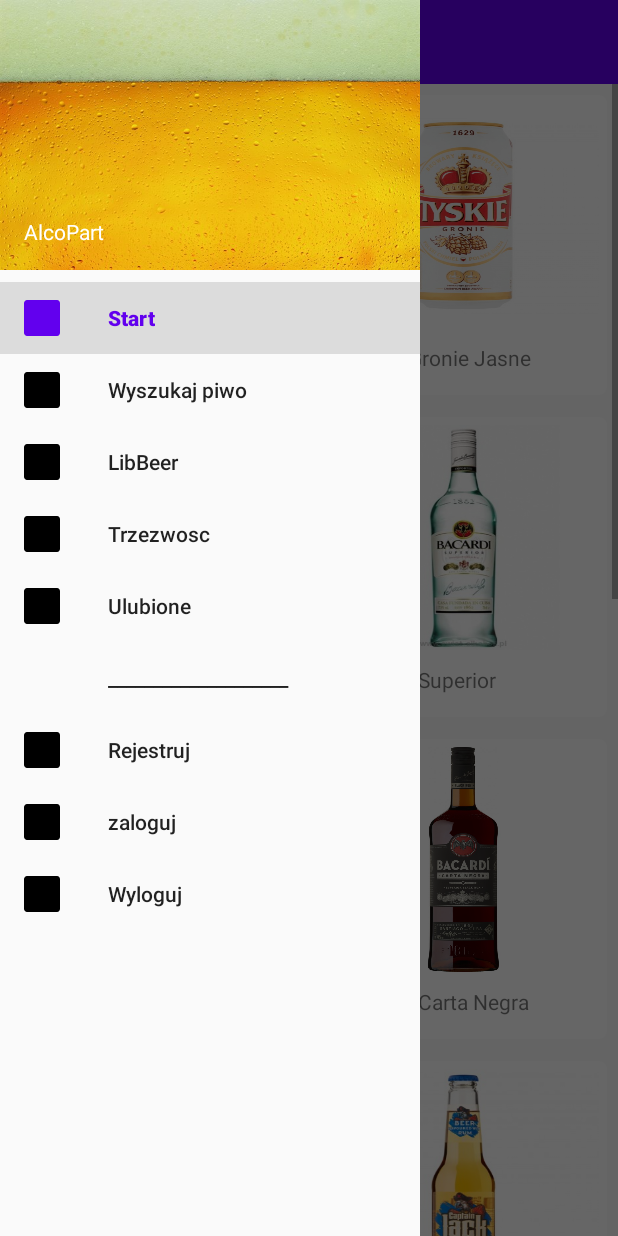
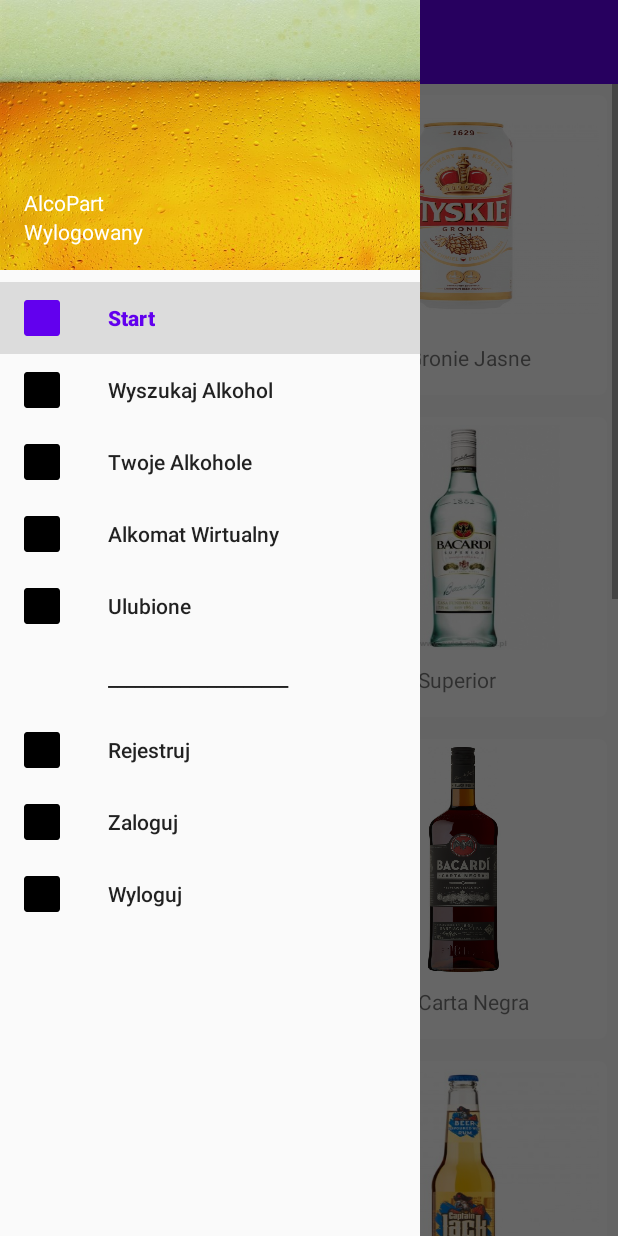
Before and after one commit to xkondix/AlcoPart, an Android app: the screen it shows after launch (MainActivity), with the side drawer open, on a phone screen of 412 x 824 dp. Run offline under Robolectric (Android 15) with nearby library versions, the phone set to English and light mode, and no system bars; our stand-ins replace Firebase (no records; nobody signed in at launch, a user with empty details on screens opened directly).

Commit message:
firebase 3

```diff
--- a/app/src/main/java/com/konradkowalczyk/alcopart/MainActivity.java
+++ b/app/src/main/java/com/konradkowalczyk/alcopart/MainActivity.java
@@ -2,6 +2,8 @@ package com.konradkowalczyk.alcopart;
 
 import android.os.Bundle;
 import android.view.MenuItem;
+import android.view.View;
+import android.widget.TextView;
 import android.widget.Toast;
 
 import androidx.annotation.NonNull;
@@ -28,6 +30,7 @@ public class MainActivity extends AppCompatActivity implements NavigationView.On
 
 
     private Toolbar toolbar;
+    private TextView status;
 
     @Override
     protected void onCreate(Bundle savedInstanceState) {
@@ -38,6 +41,7 @@ public class MainActivity extends AppCompatActivity implements NavigationView.On
         toolbar = (Toolbar) findViewById(R.id.toolbar);
         setSupportActionBar(toolbar);
 
+
         DrawerLayout drawerLayout = findViewById(R.id.drawer_layout);
         ActionBarDrawerToggle toggle = new ActionBarDrawerToggle(this,drawerLayout,toolbar,R.string.open,R.string.close);
         drawerLayout.addDrawerListener(toggle);
@@ -45,6 +49,13 @@ public class MainActivity extends AppCompatActivity implements NavigationView.On
 
         NavigationView navigationView = findViewById(R.id.navigator_view);
         navigationView.setNavigationItemSelectedListener(this);
+
+        //textview w nagłówku
+        View headerView = navigationView.getHeaderView(0);
+        status = (TextView) headerView.findViewById(R.id.status);
+        status.setText((User.iflog==true ? "Zalogowany" : "Wylogowany"));
+
+
 
 
         //stworzenie bazowego fragmentu
@@ -79,7 +90,7 @@ public class MainActivity extends AppCompatActivity implements NavigationView.On
                 fragment = new AlkoPercentFragment();
                 break;
             case R.id.rej:
-                fragment = new RegisterFragment();
+                fragment = new RegisterFragment(status);
                 break;
             case R.id.wyl:
                 if(User.iflog)
@@ -89,12 +100,13 @@ public class MainActivity extends AppCompatActivity implements NavigationView.On
                         auch.signOut();
                         User.iflog=false;
                         Toast.makeText(this, "Wylogowano", Toast.LENGTH_SHORT).show();
+                        status.setText((User.iflog==true ? "Zalogowany" : "Wylogowany"));
                     }catch (Exception e) {
                     }
                 }
                 break;
             case R.id.zal:
-                fragment = new LoginFragment();
+                fragment = new LoginFragment(status);
                 break;
             default:
                 fragment = new MainFragment();
--- a/app/src/main/res/layout/navigator_header.xml
+++ b/app/src/main/res/layout/navigator_header.xml
@@ -28,6 +28,13 @@
             android:textAppearance="@style/TextAppearance.AppCompat.Body1"
             />
 
+        <TextView
+            android:id="@+id/status"
+            android:layout_width="wrap_content"
+            android:layout_height="wrap_content"
+            android:textAppearance="@style/TextAppearance.AppCompat.Body1"
+            />
+
 
         </LinearLayout>
 
--- a/app/src/main/res/values/strings.xml
+++ b/app/src/main/res/values/strings.xml
@@ -4,10 +4,10 @@
     <!-- TODO: Remove or change this placeholder text -->
     <string name="hello_blank_fragment">Hello blank fragment</string>
     <string name="stronaG">Start</string>
-    <string name="klaser">LibBeer</string>
-    <string name="trzeFrag">Trzezwosc</string>
+    <string name="klaser">Twoje Alkohole</string>
+    <string name="trzeFrag">Alkomat Wirtualny</string>
     <string name="ulubioneFrag">Ulubione</string>
-    <string name="wyszukajFrag">Wyszukaj piwo</string>
+    <string name="wyszukajFrag">Wyszukaj Alkohol</string>
     <string name="open">open</string>
     <string name="close">close</string>
     <string name="piwo">piwo</string>
@@ -28,7 +28,9 @@
     <string name="wzrost">wzrost</string>
     <string name="wiek">wiek</string>
     <string name="rej">Rejestruj</string>
-    <string name="zal">zaloguj</string>
+    <string name="zal">Zaloguj</string>
     <string name="wyl">Wyloguj</string>
 
+
+
 </resources>
```
Also changed, not shown: app/src/main/java/com/konradkowalczyk/alcopart/fragments/user/LoginFragment.java (+5 -2 lines), app/src/main/java/com/konradkowalczyk/alcopart/fragments/user/RegisterFragment.java (+6 -2 lines).
